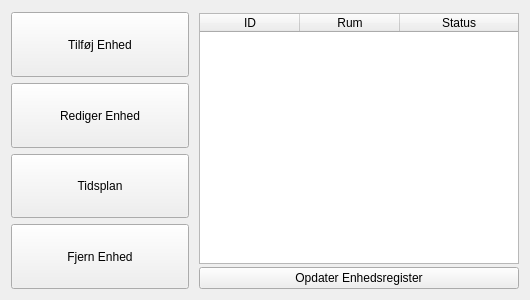
First picture: the form in HomeAutomation/mainmenu.ui, repository PRJ2GR15/Software-Design, before the edit.
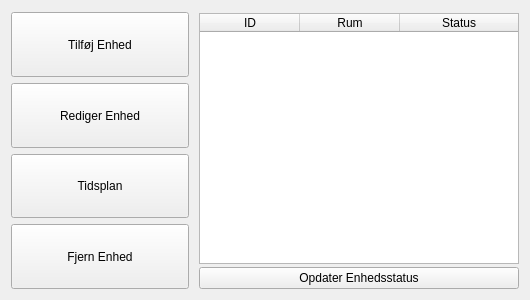
Second picture: the form after the edit.

The edit to the form file:
```diff
--- a/HomeAutomation/mainmenu.ui
+++ b/HomeAutomation/mainmenu.ui
@@ -158,7 +158,7 @@
      <item>
       <widget class="QPushButton" name="updateButton">
        <property name="text">
-        <string>Opdater Enhedsregister</string>
+        <string>Opdater Enhedsstatus</string>
        </property>
       </widget>
      </item>
```
